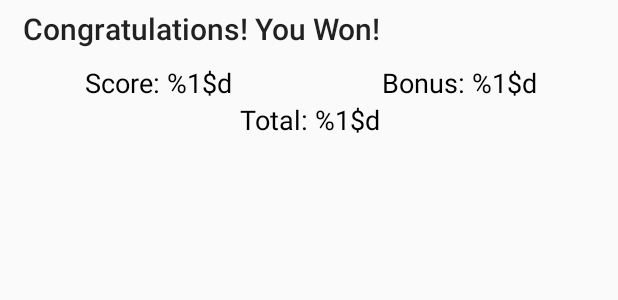
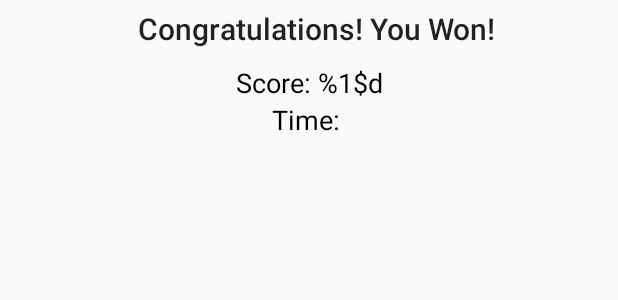
Before and after one commit to R-Hesse/Group-6, an Android app: the layout dialog_won.xml on its own in the app's theme, with its tools: preview values and no code run, on a phone screen of 412 x 824 dp. Shown: the top 300 px of the screen. Run offline under Robolectric (Android 15) with nearby library versions, the phone set to English and light mode, and no system bars.

Commit message:
TimeScore added

```diff
--- a/app/src/main/res/layout/dialog_won.xml
+++ b/app/src/main/res/layout/dialog_won.xml
@@ -1,5 +1,6 @@
 <?xml version="1.0" encoding="utf-8"?>
 <LinearLayout xmlns:android="http://schemas.android.com/apk/res/android"
+    android:id="@+id/dialog_won_layout_scores"
     android:layout_width="match_parent"
     android:layout_height="match_parent"
     android:orientation="vertical"
@@ -13,14 +14,11 @@
         android:paddingStart="10dp"
         android:paddingLeft="10dp"
         android:paddingBottom="10dp"
+        android:gravity="center"
         android:text="@string/dialog_win_titel"
         android:textAppearance="@style/TextAppearance.AppCompat.Title" />
 
-    <LinearLayout
-        android:id="@+id/dialog_won_layout_scores"
-        android:layout_width="match_parent"
-        android:layout_height="wrap_content"
-        android:orientation="vertical">
+
 
         <LinearLayout
             android:layout_width="match_parent"
@@ -37,15 +35,7 @@
                 android:textAppearance="@style/TextAppearance.AppCompat.Medium"
                 android:textColor="@android:color/black" />
 
-            <TextView
-                android:id="@+id/dialog_won_text2"
-                android:layout_width="0dp"
-                android:layout_height="wrap_content"
-                android:layout_weight="1"
-                android:gravity="center"
-                android:text="@string/dialog_win_bonus"
-                android:textAppearance="@style/TextAppearance.AppCompat.Medium"
-                android:textColor="@android:color/black" />
+
         </LinearLayout>
 
         <TextView
@@ -53,10 +43,10 @@
             android:layout_width="match_parent"
             android:layout_height="wrap_content"
             android:gravity="center"
-            android:text="@string/dialog_win_total"
+            android:text="Time: "
             android:textAppearance="@style/TextAppearance.AppCompat.Medium"
             android:textColor="@android:color/black" />
 
-    </LinearLayout>
+
 
 </LinearLayout>
--- a/app/src/main/res/values/strings.xml
+++ b/app/src/main/res/values/strings.xml
@@ -57,7 +57,11 @@
 <string name="dialog_win_titel">"Congratulations! You Won!"</string>
 <string name="dialog_win_score">"Score: %1$d"</string>
 <string name="dialog_win_bonus">"Bonus: %1$d"</string>
-<string name="dialog_win_total">"Total: %1$d"</string>
+<string name="dialog_win_time1">"Firstif: %1$d"</string>
+ <string name="dialog_win_time2">"Secondif: %1$d"</string>
+ <string name="dialog_win_time3">"Third if: %1$d"</string>
+ <string name="dialog_win_time4">"Fourthif: %1$d"</string>
+ <string name="dialog_win_time5">"Fifthif: %1$d"</string>
 
 <!-- dialog mix cards -->
 <string name="dialog_mix_cards_title">"Mix cards"</string>
```
Also changed, not shown: app/src/main/java/de/tobiasbielefeld/solitaire/dialogs/DialogWon.java (+44 -22 lines), app/src/main/java/de/tobiasbielefeld/solitaire/helper/AutoComplete.java (+2 -8 lines), app/src/main/java/de/tobiasbielefeld/solitaire/helper/Preferences.java (+13 -13 lines), app/src/main/java/de/tobiasbielefeld/solitaire/helper/Scores.java (+30 -88 lines), app/src/main/java/de/tobiasbielefeld/solitaire/ui/statistics/HighScoresFragment.java (+8 -18 lines), app/src/main/java/de/tobiasbielefeld/solitaire/ui/statistics/RecentScoresFragment.java (+5 -15 lines).
